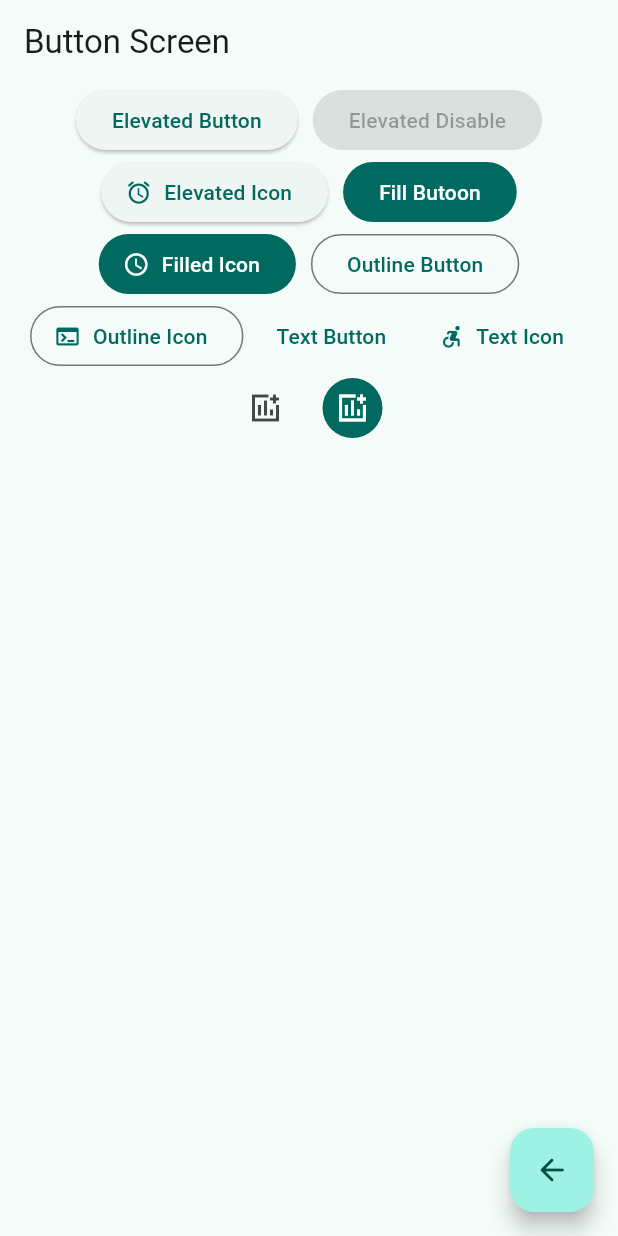
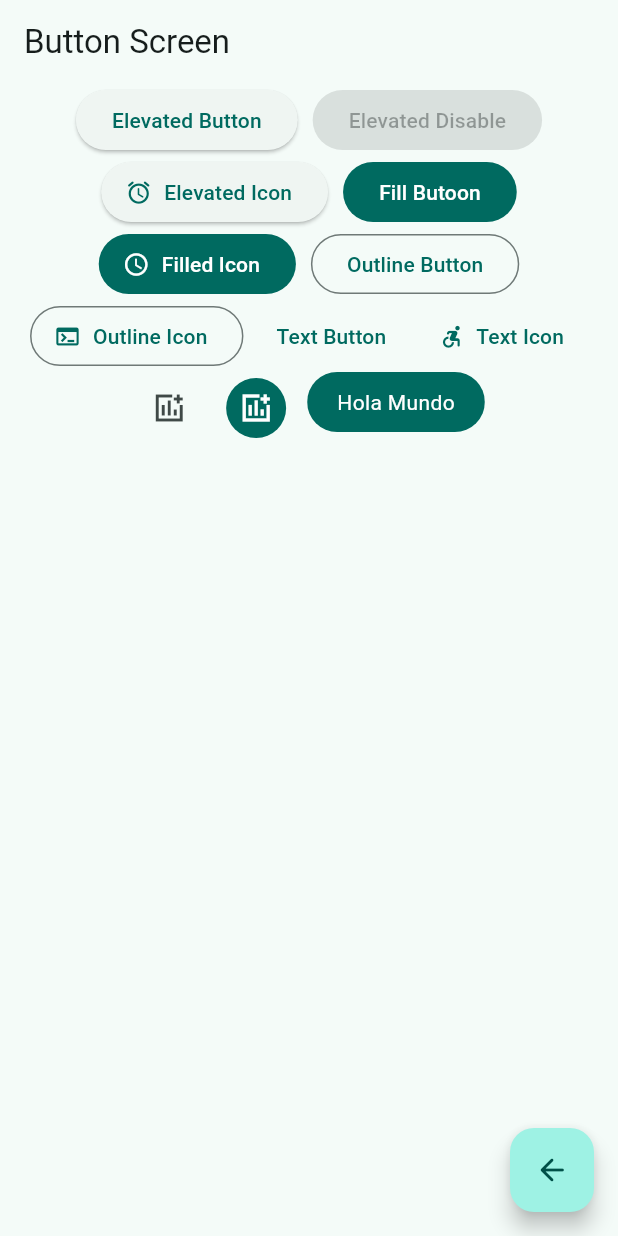
Before and after one commit to AFRT927/widgtes_app, a Flutter app: the ButtonScreen screen opened by its route, on a phone screen of 412 x 824 dp. Run offline on Flutter 3.47's test engine with Material 2 defaults, Android fonts, the phone set to English and light mode, and no system bars; our stand-ins replace go_router.

Commit message:
creacion de un boton personalizado

```diff
--- a/lib/presentation/screens/buttons/buttons_screen.dart
+++ b/lib/presentation/screens/buttons/buttons_screen.dart
@@ -42,23 +42,24 @@ class _Buttons_view extends StatelessWidget {
           spacing: 10,
           alignment: WrapAlignment.center,
           children: [
-            ElevatedButton(onPressed: (){}, child: Text('Elevated Button')),
-            ElevatedButton(onPressed: null, child: Text('Elevated Disable')),
-            ElevatedButton.icon(onPressed: (){}, icon: Icon(Icons.access_alarm_rounded), label: Text('Elevated Icon')),
-            FilledButton(onPressed: (){}, child: Text('Fill Butoon')),
-            FilledButton.icon(onPressed: (){}, icon: Icon(Icons.access_time_outlined), label: Text('Filled Icon')),
-            OutlinedButton(onPressed: (){}, child: Text('Outline Button')),
-            OutlinedButton.icon(onPressed: (){}, icon: Icon(Icons.terminal), label: Text('Outline Icon')),
-            TextButton(onPressed: (){}, child: Text('Text Button')),
-            TextButton.icon(onPressed: (){}, icon: Icon(Icons.accessible_forward_rounded), label: Text('Text Icon')),
-            IconButton(onPressed: (){}, icon: Icon(Icons.add_chart_sharp)),
+            ElevatedButton(onPressed: (){}, child: const Text('Elevated Button')),
+            const ElevatedButton(onPressed: null, child: Text('Elevated Disable')),
+            ElevatedButton.icon(onPressed: (){}, icon: const Icon(Icons.access_alarm_rounded), label: const Text('Elevated Icon')),
+            FilledButton(onPressed: (){}, child: const Text('Fill Butoon')),
+            FilledButton.icon(onPressed: (){}, icon: const Icon(Icons.access_time_outlined), label: const Text('Filled Icon')),
+            OutlinedButton(onPressed: (){}, child: const Text('Outline Button')),
+            OutlinedButton.icon(onPressed: (){}, icon: const Icon(Icons.terminal), label: const Text('Outline Icon')),
+            TextButton(onPressed: (){}, child: const Text('Text Button')),
+            TextButton.icon(onPressed: (){}, icon: const Icon(Icons.accessible_forward_rounded), label: const Text('Text Icon')),
+            IconButton(onPressed: (){}, icon: const Icon(Icons.add_chart_sharp)),
             IconButton(
               onPressed: (){},
-              icon: Icon(Icons.add_chart_sharp),
+              icon: const Icon(Icons.add_chart_sharp),
               style: ButtonStyle(
                 backgroundColor: MaterialStatePropertyAll(colors.primary),
-                iconColor: MaterialStatePropertyAll(Colors.white)
+                iconColor: const MaterialStatePropertyAll(Colors.white)
                 ),),
+            const _CustomButton()
 
           ],
         ),
@@ -66,3 +67,31 @@ class _Buttons_view extends StatelessWidget {
     );
   }
 }
+
+
+class _CustomButton extends StatelessWidget {
+  const _CustomButton({super.key});
+
+  @override
+  Widget build(BuildContext context) {
+    final colors = Theme.of(context).colorScheme;
+    return ClipRRect(
+      borderRadius: BorderRadius.circular(20),
+      child: Material(
+        color: colors.primary,
+        child: InkWell(
+          onTap: (){},
+          child: Padding(
+            padding: const EdgeInsets.symmetric(horizontal: 20, vertical: 10),
+            child: const Text(
+              'Hola Mundo',
+              style: TextStyle(
+                color: Colors.white
+              ),
+              )
+            ),
+        ),
+      ),
+    );
+  }
+}
```
